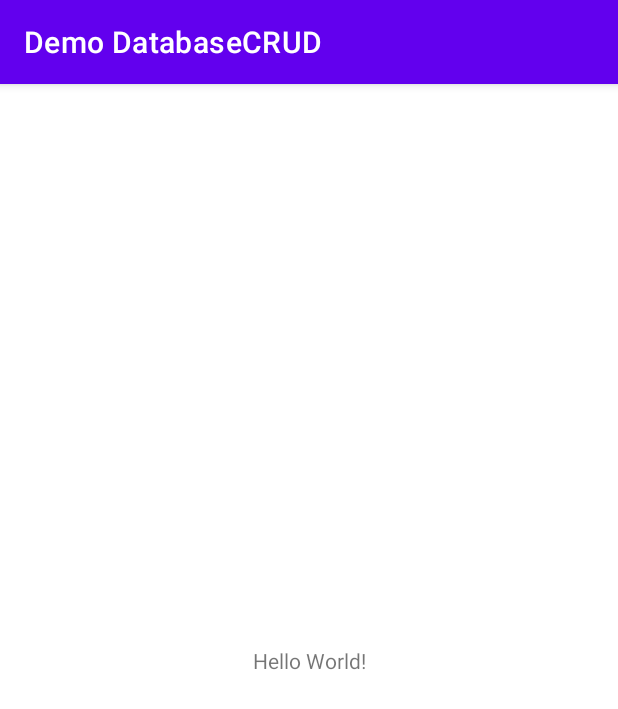
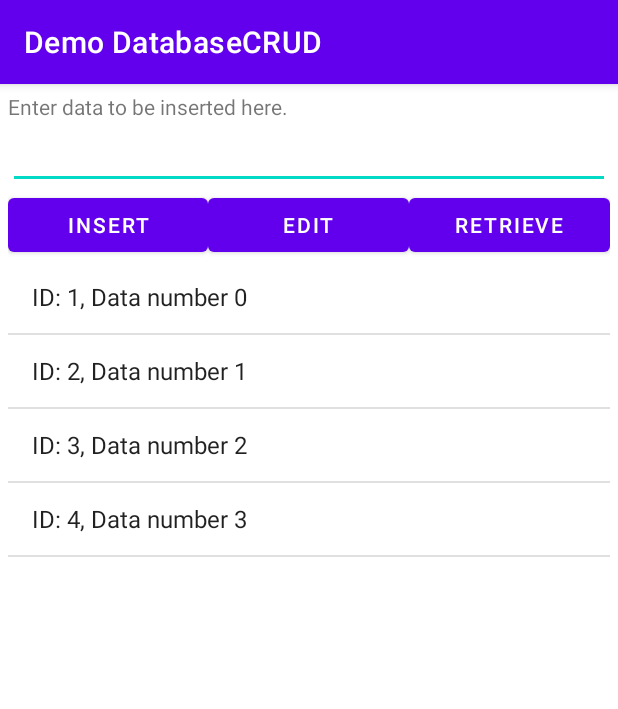
Before and after one commit to 20020036/DemoDatabaseCRUD, an Android app: the screen it shows after launch (MainActivity), on a phone screen of 412 x 824 dp. Shown: the top 709 px of the screen. Run offline under Robolectric (Android 15) with nearby library versions, the phone set to English and light mode, and no system bars.

Commit message:
Commit 2

```diff
--- a/app/src/main/AndroidManifest.xml
+++ b/app/src/main/AndroidManifest.xml
@@ -9,6 +9,7 @@
         android:roundIcon="@mipmap/ic_launcher_round"
         android:supportsRtl="true"
         android:theme="@style/Theme.DemoDatabaseCRUD">
+        <activity android:name=".EditActivity"></activity>
         <activity android:name=".MainActivity">
             <intent-filter>
                 <action android:name="android.intent.action.MAIN" />
--- a/app/src/main/java/sg/edu/rp/c346/id20020036/demodatabasecrud/MainActivity.java
+++ b/app/src/main/java/sg/edu/rp/c346/id20020036/demodatabasecrud/MainActivity.java
@@ -2,13 +2,110 @@ package sg.edu.rp.c346.id20020036.demodatabasecrud;
 
 import androidx.appcompat.app.AppCompatActivity;
 
+import android.content.Intent;
 import android.os.Bundle;
+import android.view.View;
+import android.widget.AdapterView;
+import android.widget.ArrayAdapter;
+import android.widget.Button;
+import android.widget.EditText;
+import android.widget.ListView;
+import android.widget.TextView;
+import android.widget.Toast;
+
+import java.util.ArrayList;
+
 
 public class MainActivity extends AppCompatActivity {
+
+    TextView tvContent;
+    EditText etContent;
+    Button btnAdd, btnEdit, btnRetrieve;
+    ListView lv;
+    ArrayAdapter<Note> AA;
+    ArrayList<Note> al;
 
     @Override
     protected void onCreate(Bundle savedInstanceState) {
         super.onCreate(savedInstanceState);
         setContentView(R.layout.activity_main);
+
+        tvContent = findViewById(R.id.tvContent);
+        etContent = findViewById(R.id.etContent);
+        btnAdd = findViewById(R.id.btnAdd);
+        btnEdit = findViewById(R.id.btnEdit);
+        btnRetrieve = findViewById(R.id.btnRetrieve);
+        lv = findViewById(R.id.lv);
+        al = new ArrayList<Note>();
+        AA = new ArrayAdapter<Note>(this, android.R.layout.simple_list_item_1, al);
+
+        lv.setAdapter(AA);
+
+        lv.setOnItemClickListener(new AdapterView.OnItemClickListener() {
+            @Override
+            public void onItemClick(AdapterView<?> parent, View view, int
+                    position, long identity) {
+                Note data = al.get(position);
+                Intent i = new Intent(MainActivity.this,
+                        EditActivity.class);
+                i.putExtra("data", data);
+                startActivity(i);
+            }
+        });
+
+
+        btnAdd.setOnClickListener(new View.OnClickListener() {
+            @Override
+            public void onClick(View v) {
+                String data = etContent.getText().toString();
+                DBHelper dbh = new DBHelper(MainActivity.this);
+                long inserted_id = dbh.insertNote(data);
+
+                if(inserted_id != -1)
+                {
+                    al.clear();
+                    al.addAll(dbh.getAllNotes());
+                    AA.notifyDataSetChanged();
+                    etContent.setText("");
+                    Toast.makeText(MainActivity.this, "Insert successful", Toast.LENGTH_LONG).show();
+                }
+            }
+        });
+
+        btnEdit.setOnClickListener(new View.OnClickListener() {
+            @Override
+            public void onClick(View v) {
+                Note target = al.get(0);
+
+                Intent i = new Intent(MainActivity.this,
+                        EditActivity.class);
+                i.putExtra("data", target);
+                startActivity(i);
+            }
+        });
+
+
+        btnRetrieve.setOnClickListener(new View.OnClickListener() {
+            @Override
+            public void onClick(View v) {
+                DBHelper dbh = new DBHelper(MainActivity.this);
+                al.clear();
+                //al.addAll(dbh.getAllNotes());
+                String filterText = etContent.getText().toString().trim();
+                if(filterText.length() == 0) {
+                    al.addAll(dbh.getAllNotes());
+                }
+                else{
+                    al.addAll(dbh.getAllNotes(filterText));
+                }
+                AA.notifyDataSetChanged();
+            }
+        });
+    }
+
+    @Override
+    protected void onResume() {
+        super.onResume();
+        btnRetrieve.performClick();
     }
 }
--- a/app/src/main/java/sg/edu/rp/c346/id20020036/demodatabasecrud/Note.java
+++ b/app/src/main/java/sg/edu/rp/c346/id20020036/demodatabasecrud/Note.java
@@ -1,6 +1,5 @@
 package sg.edu.rp.c346.id20020036.demodatabasecrud;
 
-import androidx.annotation.NonNull;
 
 import java.io.Serializable;
 
@@ -24,7 +23,6 @@ public class Note implements Serializable {
         this.noteContent = noteContent;
     }
 
-    @NonNull
     @Override
     public String toString()
     {return "ID: " + id + ", " + noteContent;}
--- a/app/src/main/res/layout/activity_main.xml
+++ b/app/src/main/res/layout/activity_main.xml
@@ -1,18 +1,56 @@
 <?xml version="1.0" encoding="utf-8"?>
-<androidx.constraintlayout.widget.ConstraintLayout xmlns:android="http://schemas.android.com/apk/res/android"
+<LinearLayout xmlns:android="http://schemas.android.com/apk/res/android"
     xmlns:app="http://schemas.android.com/apk/res-auto"
     xmlns:tools="http://schemas.android.com/tools"
     android:layout_width="match_parent"
     android:layout_height="match_parent"
+    android:orientation="vertical"
+    android:layout_margin="5dp"
     tools:context=".MainActivity">
 
     <TextView
+        android:id="@+id/tvContent"
         android:layout_width="wrap_content"
         android:layout_height="wrap_content"
-        android:text="Hello World!"
-        app:layout_constraintBottom_toBottomOf="parent"
-        app:layout_constraintLeft_toLeftOf="parent"
-        app:layout_constraintRight_toRightOf="parent"
-        app:layout_constraintTop_toTopOf="parent" />
+        android:text="@string/enter_data_to_be_inserted_here" />
 
-</androidx.constraintlayout.widget.ConstraintLayout>
+    <EditText
+        android:id="@+id/etContent"
+        android:layout_width="match_parent"
+        android:layout_height="wrap_content"
+        android:ems="10"
+        android:inputType="textPersonName" />
+
+    <LinearLayout
+        android:layout_width="match_parent"
+        android:layout_height="wrap_content"
+        android:orientation="horizontal">
+
+        <Button
+            android:id="@+id/btnAdd"
+            android:layout_width="0dp"
+            android:layout_height="wrap_content"
+            android:layout_weight="1"
+            android:text="@string/insert" />
+
+        <Button
+            android:id="@+id/btnEdit"
+            android:layout_width="0dp"
+            android:layout_height="wrap_content"
+            android:layout_weight="1"
+            android:text="@string/edit" />
+
+        <Button
+            android:id="@+id/btnRetrieve"
+            android:layout_width="0dp"
+            android:layout_height="wrap_content"
+            android:layout_weight="1"
+            android:text="@string/retrieve" />
+    </LinearLayout>
+
+    <ListView
+        android:id="@+id/lv"
+        android:layout_width="match_parent"
+        android:layout_height="match_parent" />
+
+</LinearLayout>
--- a/app/src/main/res/values/strings.xml
+++ b/app/src/main/res/values/strings.xml
@@ -1,3 +1,11 @@
 <resources>
     <string name="app_name">Demo DatabaseCRUD</string>
+    <string name="enter_data_to_be_inserted_here">Enter data to be inserted here.</string>
+    <string name="insert">INSERT</string>
+    <string name="edit">EDIT</string>
+    <string name="retrieve">RETRIEVE</string>
+    <string name="id">ID:</string>
+    <string name="content">Content:</string>
+    <string name="update">UPDATE</string>
+    <string name="delete">DELETE</string>
 </resources>
```
Also changed, not shown: app/src/main/java/sg/edu/rp/c346/id20020036/demodatabasecrud/DBHelper.java (+57 -2 lines), app/src/main/java/sg/edu/rp/c346/id20020036/demodatabasecrud/EditActivity.java (added, +57 -0 lines), app/src/main/res/layout/activity_edit.xml (added, +42 -0 lines).
